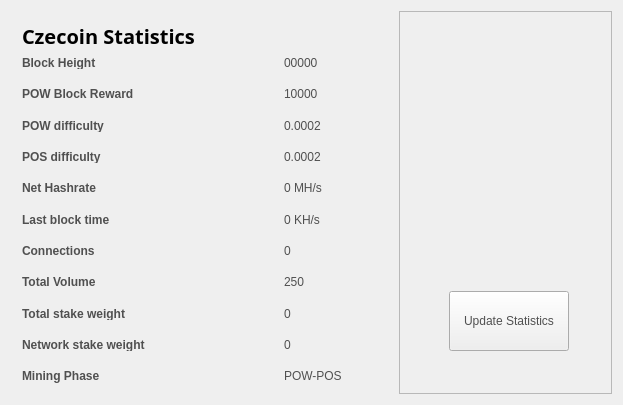
Qt form src/qt/forms/statisticspage.ui (pringers/Czecoin-master) before a commit.
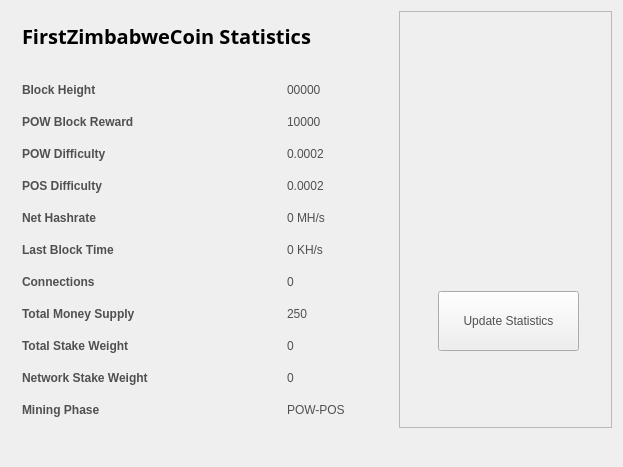
The same form after that commit. Icons and pictures are not drawn.

The edit to the form file:
```diff
--- a/src/qt/forms/statisticspage.ui
+++ b/src/qt/forms/statisticspage.ui
@@ -10,7 +10,7 @@
     <x>0</x>
     <y>0</y>
     <width>623</width>
-    <height>405</height>
+    <height>467</height>
    </rect>
   </property>
   <property name="windowTitle">
@@ -41,9 +41,9 @@
      <widget class="QPushButton" name="startButton">
       <property name="geometry">
        <rect>
-        <x>50</x>
+        <x>39</x>
         <y>280</y>
-        <width>120</width>
+        <width>141</width>
         <height>60</height>
        </rect>
       </property>
@@ -138,7 +138,7 @@
         <item row="3" column="0">
          <widget class="QLabel" name="label_13">
           <property name="text">
-           <string>&lt;html&gt;&lt;head/&gt;&lt;body&gt;&lt;p&gt;&lt;span style=&quot; font-weight:600;&quot;&gt;POW difficulty&lt;/span&gt;&lt;/p&gt;&lt;/body&gt;&lt;/html&gt;</string>
+           <string>&lt;html&gt;&lt;head/&gt;&lt;body&gt;&lt;p&gt;&lt;span style=&quot; font-weight:600;&quot;&gt;POW Difficulty&lt;/span&gt;&lt;/p&gt;&lt;/body&gt;&lt;/html&gt;</string>
           </property>
          </widget>
         </item>
@@ -152,7 +152,7 @@
         <item row="4" column="0">
          <widget class="QLabel" name="label_9">
           <property name="text">
-           <string>&lt;html&gt;&lt;head/&gt;&lt;body&gt;&lt;p&gt;&lt;span style=&quot; font-weight:600;&quot;&gt;POS difficulty&lt;/span&gt;&lt;/p&gt;&lt;/body&gt;&lt;/html&gt;</string>
+           <string>&lt;html&gt;&lt;head/&gt;&lt;body&gt;&lt;p&gt;&lt;span style=&quot; font-weight:600;&quot;&gt;POS Difficulty&lt;/span&gt;&lt;/p&gt;&lt;/body&gt;&lt;/html&gt;</string>
           </property>
          </widget>
         </item>
@@ -179,7 +179,7 @@
            </sizepolicy>
           </property>
           <property name="text">
-           <string>&lt;html&gt;&lt;head/&gt;&lt;body&gt;&lt;p&gt;&lt;span style=&quot; font-weight:600;&quot;&gt;Last block time&lt;/span&gt;&lt;/p&gt;&lt;/body&gt;&lt;/html&gt;</string>
+           <string>&lt;html&gt;&lt;head/&gt;&lt;body&gt;&lt;p&gt;&lt;span style=&quot; font-weight:600;&quot;&gt;Last Block Time&lt;/span&gt;&lt;/p&gt;&lt;/body&gt;&lt;/html&gt;</string>
           </property>
          </widget>
         </item>
@@ -207,7 +207,7 @@
         <item row="8" column="0">
          <widget class="QLabel" name="label_8">
           <property name="text">
-           <string>&lt;html&gt;&lt;head/&gt;&lt;body&gt;&lt;p&gt;&lt;span style=&quot; font-weight:600;&quot;&gt;Total Volume&lt;/span&gt;&lt;/p&gt;&lt;/body&gt;&lt;/html&gt;</string>
+           <string>&lt;html&gt;&lt;head/&gt;&lt;body&gt;&lt;p&gt;&lt;span style=&quot; font-weight:600;&quot;&gt;Total Money Supply&lt;/span&gt;&lt;/p&gt;&lt;/body&gt;&lt;/html&gt;</string>
           </property>
          </widget>
         </item>
@@ -221,7 +221,7 @@
         <item row="9" column="0">
          <widget class="QLabel" name="label_10">
           <property name="text">
-           <string>&lt;html&gt;&lt;head/&gt;&lt;body&gt;&lt;p&gt;&lt;span style=&quot; font-weight:600;&quot;&gt;Total stake weight&lt;/span&gt;&lt;/p&gt;&lt;/body&gt;&lt;/html&gt;</string>
+           <string>&lt;html&gt;&lt;head/&gt;&lt;body&gt;&lt;p&gt;&lt;span style=&quot; font-weight:600;&quot;&gt;Total Stake Weight&lt;/span&gt;&lt;/p&gt;&lt;/body&gt;&lt;/html&gt;</string>
           </property>
          </widget>
         </item>
@@ -235,7 +235,7 @@
         <item row="10" column="0">
          <widget class="QLabel" name="label_11">
           <property name="text">
-           <string>&lt;html&gt;&lt;head/&gt;&lt;body&gt;&lt;p&gt;&lt;span style=&quot; font-weight:600;&quot;&gt;Network stake weight&lt;/span&gt;&lt;/p&gt;&lt;/body&gt;&lt;/html&gt;</string>
+           <string>&lt;html&gt;&lt;head/&gt;&lt;body&gt;&lt;p&gt;&lt;span style=&quot; font-weight:600;&quot;&gt;Network Stake Weight&lt;/span&gt;&lt;/p&gt;&lt;/body&gt;&lt;/html&gt;</string>
           </property>
          </widget>
         </item>
@@ -282,7 +282,7 @@
            </font>
           </property>
           <property name="text">
-           <string>&lt;html&gt;&lt;head/&gt;&lt;body&gt;&lt;p&gt;&lt;span style=&quot; font-size:20px; font-weight:600; color:#000000;&quot;&gt;Czecoin Statistics&lt;/span&gt;&lt;/p&gt;&lt;/body&gt;&lt;/html&gt;</string>
+           <string>&lt;html&gt;&lt;head/&gt;&lt;body&gt;&lt;p&gt;&lt;span style=&quot; font-size:20px; font-weight:600; color:#000000;&quot;&gt;FirstZimbabweCoin Statistics&lt;/span&gt;&lt;/p&gt;&lt;/body&gt;&lt;/html&gt;</string>
           </property>
          </widget>
         </item>
```
Left out of the diff: 4 changed lines with no effect on the pictures.
